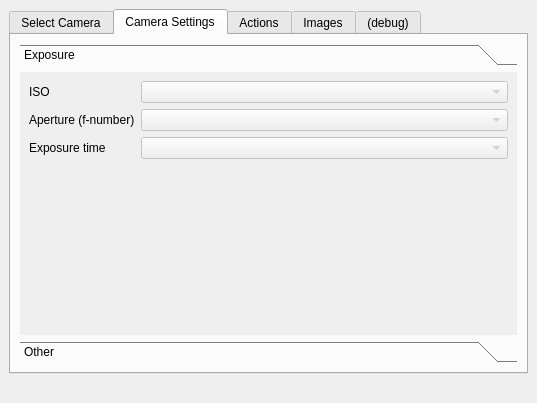
Above: camtool/camtool.ui from steveicarus/camctl before the change. Below: the same form after it.
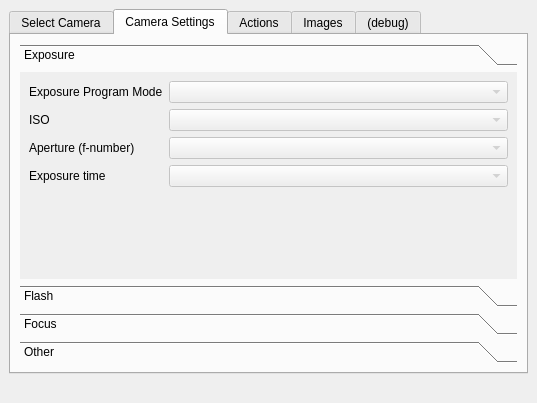
That is the form after the change. The open tabs and pages were chosen to show the change.

Commit message:
Add control to show/set the Exposure Program.
Since this is the first setting that is commonly get-only,
also add the infrastructure to detect that a parameter can
be set. This allows me to automatically disable the combo-
box for read-only properties.

```diff
--- a/camtool/camtool.ui
+++ b/camtool/camtool.ui
@@ -148,7 +148,7 @@
              <x>0</x>
              <y>0</y>
              <width>483</width>
-             <height>235</height>
+             <height>165</height>
             </rect>
            </property>
            <attribute name="label" >
@@ -156,41 +156,55 @@
            </attribute>
            <layout class="QFormLayout" name="formLayout" >
             <item row="0" column="0" >
+             <widget class="QLabel" name="label_5" >
+              <property name="text" >
+               <string>Exposure Program Mode</string>
+              </property>
+             </widget>
+            </item>
+            <item row="0" column="1" >
+             <widget class="QComboBox" name="exposure_program_box" >
+              <property name="enabled" >
+               <bool>false</bool>
+              </property>
+             </widget>
+            </item>
+            <item row="1" column="0" >
              <widget class="QLabel" name="label" >
               <property name="text" >
                <string>ISO</string>
               </property>
              </widget>
             </item>
-            <item row="0" column="1" >
+            <item row="1" column="1" >
              <widget class="QComboBox" name="set_iso_box" >
               <property name="enabled" >
                <bool>false</bool>
               </property>
              </widget>
             </item>
-            <item row="1" column="0" >
+            <item row="2" column="0" >
              <widget class="QLabel" name="label_3" >
               <property name="text" >
                <string>Aperture (f-number)</string>
               </property>
              </widget>
             </item>
-            <item row="1" column="1" >
+            <item row="2" column="1" >
              <widget class="QComboBox" name="set_aperture_box" >
               <property name="enabled" >
                <bool>false</bool>
               </property>
              </widget>
             </item>
-            <item row="2" column="0" >
+            <item row="3" column="0" >
              <widget class="QLabel" name="label_4" >
               <property name="text" >
                <string>Exposure time</string>
               </property>
              </widget>
             </item>
-            <item row="2" column="1" >
+            <item row="3" column="1" >
              <widget class="QComboBox" name="set_exposure_time_box" >
               <property name="enabled" >
                <bool>false</bool>
@@ -199,6 +213,32 @@
             </item>
            </layout>
           </widget>
+          <widget class="QWidget" name="page_3" >
+           <property name="geometry" >
+            <rect>
+             <x>0</x>
+             <y>0</y>
+             <width>96</width>
+             <height>26</height>
+            </rect>
+           </property>
+           <attribute name="label" >
+            <string>Flash</string>
+           </attribute>
+          </widget>
+          <widget class="QWidget" name="page_4" >
+           <property name="geometry" >
+            <rect>
+             <x>0</x>
+             <y>0</y>
+             <width>96</width>
+             <height>26</height>
+            </rect>
+           </property>
+           <attribute name="label" >
+            <string>Focus</string>
+           </attribute>
+          </widget>
           <widget class="QWidget" name="page_2" >
            <property name="geometry" >
             <rect>
```
Left out of the diff: 4 changed lines with no effect on the pictures. The commit also changes 7 other files.
